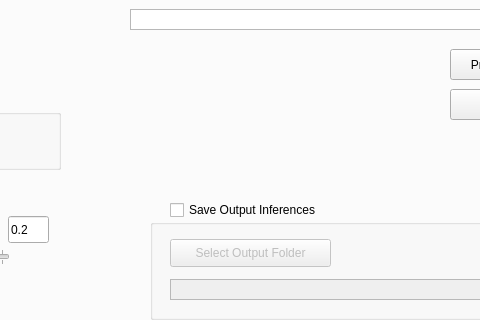
TheRoboticsClub/colab-gsoc2019-Jeevan_Kumar, file DetectionSuit/DeepLearningSuite/DatasetEvaluationApp/mainwindow.ui: the form before one commit; both pictures show x 602 to 1082 and y 94 to 414 of the 1225 by 764 pixel window.
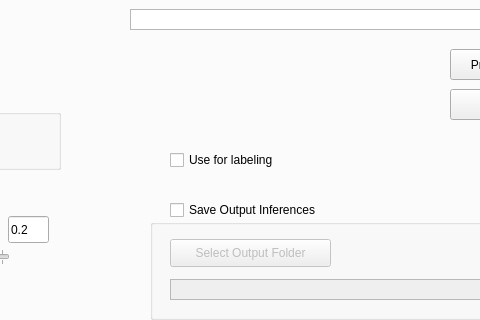
The form after the commit.

Commit message: Done with adding Labeling functionality , atleast think so :)

```diff
--- a/DetectionSuit/DeepLearningSuite/DatasetEvaluationApp/mainwindow.ui
+++ b/DetectionSuit/DeepLearningSuite/DatasetEvaluationApp/mainwindow.ui
@@ -1829,6 +1829,19 @@
        </property>
       </widget>
      </widget>
+     <widget class="QCheckBox" name="Labeling">
+      <property name="geometry">
+       <rect>
+        <x>770</x>
+        <y>200</y>
+        <width>141</width>
+        <height>22</height>
+       </rect>
+      </property>
+      <property name="text">
+       <string>Use for labeling</string>
+      </property>
+     </widget>
     </widget>
    </widget>
   </widget>
```
The commit also changes 16 other files.
